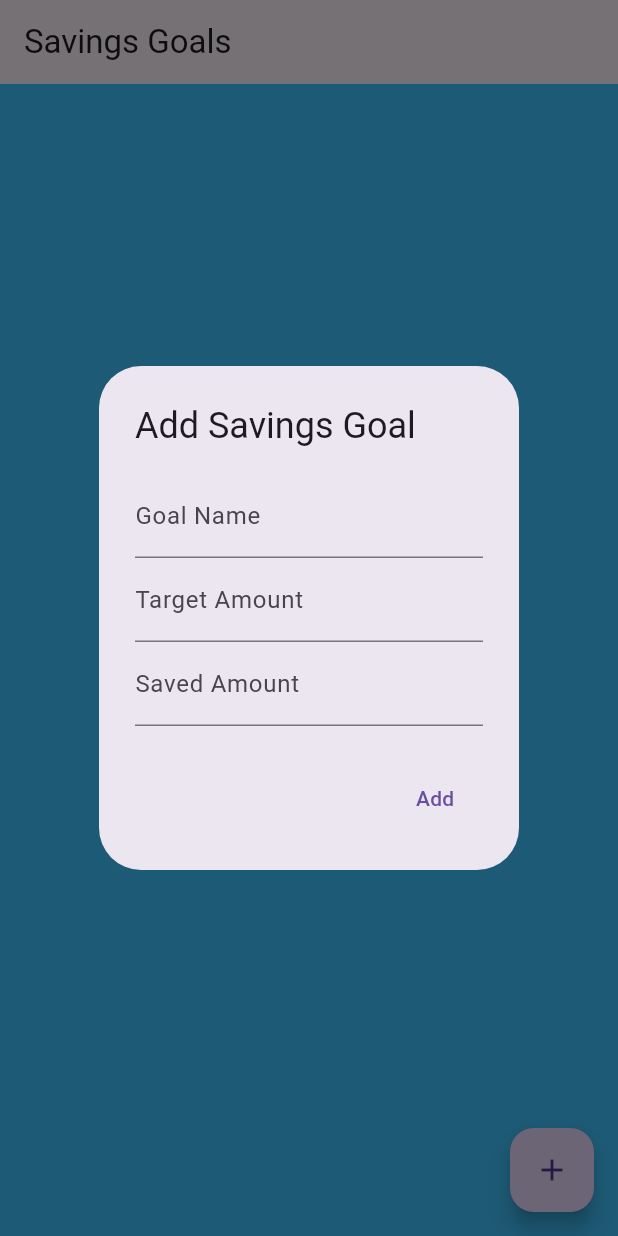
After one commit to NyimaG/Finance_App, a Flutter app: the SavingsHome screen opened directly, after a tap on the "add" icon, on a phone screen of 412 x 824 dp. The commit adds this screen. Run offline on Flutter 3.47's test engine with Material 3 defaults, Android fonts, the phone set to English and light mode, and no system bars.

Commit message:
added UI/functionality for savings page

```diff
--- a/lib/main.dart
+++ b/lib/main.dart
@@ -1,7 +1,9 @@
 // ignore_for_file: prefer_const_literals_to_create_immutables, prefer_const_constructors
 
 import 'package:flutter/material.dart';
+import 'package:project1/savings.dart';
 import 'addExpenses.dart';
+import 'savingclass.dart';
 
 void main() {
   runApp(const MyApp());
@@ -55,7 +57,8 @@ class _MyHomePageState extends State<HomePage> {
               children: <Widget>[
                 _buildHomeContent(),
                 _buildAnalyticsContent(),
-                _buildSavingsContent(),
+                SavingsApp(),
+                //_buildSavingsContent(),
               ],
             ),
             if (_selectedIndex == 0)
--- /dev/null
+++ b/lib/savingclass.dart
@@ -0,0 +1,15 @@
+class SavingsGoal {
+  String name;
+  int targetAmount;
+  int savedAmount;
+
+  SavingsGoal(
+      {required this.name,
+      required this.targetAmount,
+      required this.savedAmount});
+
+  double get progress {
+    if (targetAmount <= 0) return 0.0; // Prevent division by zero
+    return savedAmount / targetAmount;
+  }
+}
--- /dev/null
+++ b/lib/savings.dart
@@ -0,0 +1,169 @@
+import 'package:flutter/material.dart';
+import 'savingclass.dart';
+
+void main() {
+  runApp(SavingsApp());
+}
+
+class SavingsApp extends StatelessWidget {
+  @override
+  Widget build(BuildContext context) {
+    return MaterialApp(
+      title: 'Savings App',
+      home: SavingsHome(),
+    );
+  }
+}
+
+class SavingsHome extends StatefulWidget {
+  @override
+  _SavingsHomeState createState() => _SavingsHomeState();
+}
+
+class _SavingsHomeState extends State<SavingsHome> {
+  List<SavingsGoal> goals = [];
+
+  void _addGoal(SavingsGoal goal) {
+    setState(() {
+      goals.add(goal);
+    });
+  }
+
+  void _editGoal(int index, SavingsGoal goal) {
+    setState(() {
+      goals[index] = goal;
+    });
+  }
+
+  @override
+  Widget build(BuildContext context) {
+    return Scaffold(
+      appBar: AppBar(title: Text('Savings Goals')),
+      body: ListView.builder(
+          itemCount: goals.length,
+          itemBuilder: (context, index) {
+            return ListTile(
+              title: Text(goals[index].name),
+              subtitle: Column(
+                crossAxisAlignment: CrossAxisAlignment.start,
+                children: [
+                  Text(
+                      'Saved: \$${goals[index].savedAmount} of \$${goals[index].targetAmount}'),
+                  LinearProgressIndicator(
+                    value: goals[index].progress,
+                    backgroundColor: Colors.grey[300],
+                    color: Colors.blue,
+                  ),
+                ],
+              ),
+              onTap: () => _showEditGoalDialog(index),
+            );
+          }),
+      floatingActionButton: FloatingActionButton(
+        onPressed: () => _showAddGoalDialog(),
+        child: Icon(Icons.add),
+      ),
+    );
+  }
+
+  void _showAddGoalDialog() {
+    // Implement dialog to add a new goal
+    String name = '';
+    int targetAmount = 0;
+    int savedAmount = 0;
+
+    showDialog(
+      context: context,
+      builder: (context) {
+        return AlertDialog(
+          title: Text('Add Savings Goal'),
+          content: Column(
+            mainAxisSize: MainAxisSize.min,
+            children: [
+              TextField(
+                onChanged: (value) => name = value,
+                decoration: InputDecoration(labelText: 'Goal Name'),
+              ),
+              TextField(
+                onChanged: (value) => targetAmount = int.tryParse(value) ?? 0,
+                decoration: InputDecoration(labelText: 'Target Amount'),
+                keyboardType: TextInputType.number,
+              ),
+              TextField(
+                onChanged: (value) => savedAmount = int.tryParse(value) ?? 0,
+                decoration: InputDecoration(labelText: 'Saved Amount'),
+                keyboardType: TextInputType.number,
+              ),
+            ],
+          ),
+          actions: [
+            TextButton(
+              onPressed: () {
+                if (name.isNotEmpty) {
+                  _addGoal(SavingsGoal(
+                      name: name,
+                      targetAmount: targetAmount,
+                      savedAmount: savedAmount));
+                  Navigator.of(context).pop();
+                }
+              },
+              child: Text('Add'),
+            ),
+          ],
+        );
+      },
+    );
+  }
+
+  void _showEditGoalDialog(int index) {
+    // Implement dialog to edit an existing goal
+
+    String name = goals[index].name;
+    int targetAmount = goals[index].targetAmount;
+    int savedAmount = goals[index].savedAmount;
+
+    showDialog(
+      context: context,
+      builder: (context) {
+        return AlertDialog(
+          title: Text('Edit Savings Goal'),
+          content: Column(
+            mainAxisSize: MainAxisSize.min,
+            children: [
+              TextField(
+                onChanged: (value) => name = value,
+                decoration: InputDecoration(labelText: 'Goal Name'),
+              ),
+              TextField(
+                onChanged: (value) => targetAmount = int.tryParse(value) ?? 0,
+                decoration: InputDecoration(labelText: 'Target Amount'),
+                keyboardType: TextInputType.number,
+              ),
+              TextField(
+                onChanged: (value) => savedAmount = int.tryParse(value) ?? 0,
+                decoration: InputDecoration(labelText: 'Saved Amount'),
+                keyboardType: TextInputType.number,
+              ),
+            ],
+          ),
+          actions: [
+            TextButton(
+              onPressed: () {
+                if (name.isNotEmpty) {
+                  _editGoal(
+                      index,
+                      SavingsGoal(
+                          name: name,
+                          targetAmount: targetAmount,
+                          savedAmount: savedAmount));
+                  Navigator.of(context).pop();
+                }
+              },
+              child: Text('Change'),
+            ),
+          ],
+        );
+      },
+    );
+  }
+}
```
Also changed, not shown: lib/navigation.dart (added, +82 -0 lines).
